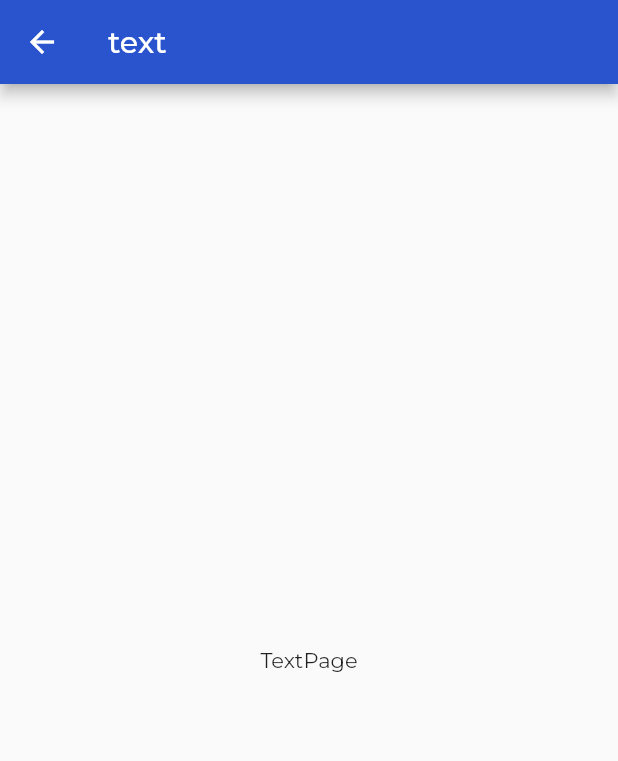
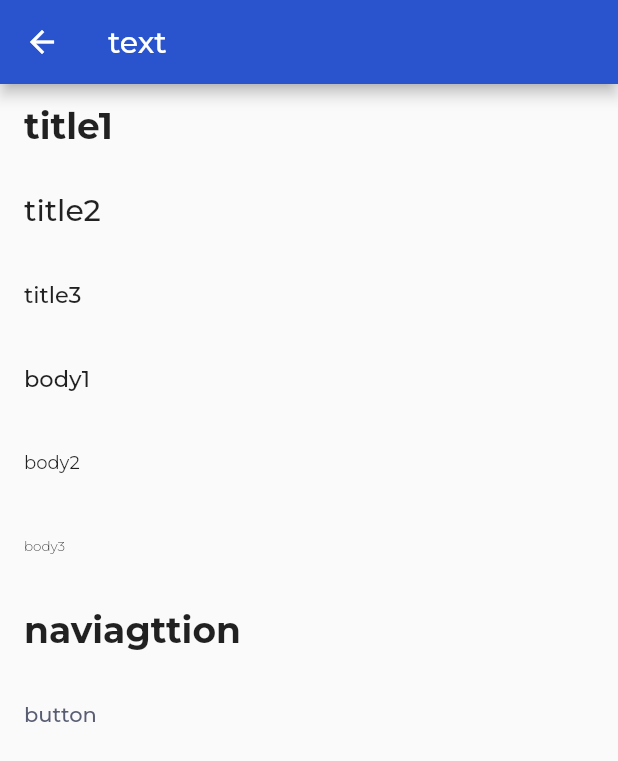
Before and after one commit to maojiu-bb/commerce, a Flutter app: the TextPage screen opened by its route, on a phone screen of 412 x 824 dp. Shown: the top 761 px of the screen. Run offline on Flutter 3.47's test engine with Material 2 defaults, Android fonts, the light colour scheme and no system bars; our stand-ins replace dio, get, package_info_plus, shared_preferences; accounts and stored records are empty.

Commit message:
feat -> add text widget

```diff
--- a/lib/common/widgets/index.dart
+++ b/lib/common/widgets/index.dart
@@ -1,3 +1,4 @@
 library widgets;
 
+export './index.dart';
 // export './xxxx.dart';
--- /dev/null
+++ b/lib/common/widgets/text.dart
@@ -0,0 +1,207 @@
+import 'package:flutter/material.dart';
+import 'package:woo_commerce/common/index.dart';
+
+/// 文字组件
+class TextWidget extends StatelessWidget {
+  /// 文字字符串
+  final String text;
+
+  /// 样式
+  final TextStyle? style;
+
+  /// 颜色
+  final Color? color;
+
+  /// 大小
+  final double? size;
+
+  /// 重量
+  final FontWeight? weight;
+
+  /// 行数
+  final int? maxLines;
+
+  /// 自动换行
+  final bool? softWrap;
+
+  /// 溢出
+  final TextOverflow? overflow;
+
+  /// 对齐方式
+  final TextAlign? textAlign;
+
+  const TextWidget({
+    Key? key,
+    required this.text,
+    this.style,
+    this.maxLines = 1,
+    this.softWrap = false,
+    this.overflow = TextOverflow.clip,
+    this.color,
+    this.size,
+    this.weight,
+    this.textAlign,
+  }) : super(key: key);
+
+  /// 文字 - 标题1
+  const TextWidget.title1(
+    this.text, {
+    Key? key,
+    this.maxLines = 1,
+    this.softWrap = false,
+    this.overflow = TextOverflow.clip,
+    this.color,
+    this.size,
+    this.weight,
+    this.textAlign,
+  })  : style = const TextStyle(
+          fontSize: 24,
+          fontWeight: FontWeight.bold,
+        ),
+        super(key: key);
+
+  /// 文字 - 标题2
+  const TextWidget.title2(
+    this.text, {
+    Key? key,
+    this.maxLines = 1,
+    this.softWrap = false,
+    this.overflow = TextOverflow.clip,
+    this.color,
+    this.size,
+    this.weight,
+    this.textAlign,
+  })  : style = const TextStyle(
+          fontSize: 20,
+          fontWeight: FontWeight.w500,
+        ),
+        super(key: key);
+
+  /// 文字 - 标题3
+  const TextWidget.title3(
+    this.text, {
+    Key? key,
+    this.maxLines = 1,
+    this.softWrap = false,
+    this.overflow = TextOverflow.clip,
+    this.color,
+    this.size,
+    this.weight,
+    this.textAlign,
+  })  : style = const TextStyle(
+          fontSize: 15,
+          fontWeight: FontWeight.w500,
+        ),
+        super(key: key);
+
+  /// 文字 - 正文1
+  const TextWidget.body1(
+    this.text, {
+    Key? key,
+    this.maxLines = 1,
+    this.softWrap = false,
+    this.overflow = TextOverflow.clip,
+    this.color,
+    this.size,
+    this.weight,
+    this.textAlign,
+  })  : style = const TextStyle(
+          fontSize: 15,
+          fontWeight: FontWeight.w500,
+        ),
+        super(key: key);
+
+  /// 文字 - 正文2
+  const TextWidget.body2(
+    this.text, {
+    Key? key,
+    this.maxLines = 1,
+    this.softWrap = false,
+    this.overflow = TextOverflow.clip,
+    this.color,
+    this.size,
+    this.weight,
+    this.textAlign,
+  })  : style = const TextStyle(
+          fontSize: 12,
+          fontWeight: FontWeight.w400,
+        ),
+        super(key: key);
+
+  /// 文字 - 正文3
+  const TextWidget.body3(
+    this.text, {
+    Key? key,
+    this.maxLines = 1,
+    this.softWrap = false,
+    this.overflow = TextOverflow.clip,
+    this.color,
+    this.size,
+    this.weight,
+    this.textAlign,
+  })  : style = const TextStyle(
+          fontSize: 9,
+          fontWeight: FontWeight.w300,
+        ),
+        super(key: key);
+
+  /// 文字 - 按钮
+  TextWidget.button({
+    Key? key,
+    required this.text,
+    this.maxLines = 1,
+    this.softWrap = false,
+    this.overflow = TextOverflow.clip,
+    Color? color,
+    this.size,
+    this.weight,
+    this.textAlign,
+  })  : color = color ?? AppColors.secondary,
+        style = TextStyle(
+          fontSize: 14,
+          fontWeight: FontWeight.w500,
+          color: color,
+        ),
+        super(key: key);
+
+  /// 文字 - 导航
+  const TextWidget.navigation({
+    Key? key,
+    required this.text,
+    this.maxLines = 1,
+    this.softWrap = false,
+    this.overflow = TextOverflow.clip,
+    this.color,
+    this.size,
+    this.weight,
+    this.textAlign,
+  })  : style = const TextStyle(
+          fontSize: 24,
+          fontWeight: FontWeight.w700,
+        ),
+        super(key: key);
+
+  @override
+  Widget build(BuildContext context) {
+    if (text == "") {
+      return const SizedBox();
+    }
+    return Text(
+      text,
+      style: style?.copyWith(
+            color: color,
+            fontSize: size,
+            fontWeight: weight,
+          ) ??
+          TextStyle(
+            color: color,
+            fontSize: size,
+            fontWeight: weight,
+          ),
+      overflow: overflow,
+      maxLines: maxLines,
+      softWrap: softWrap,
+      textAlign: textAlign,
+    );
+  }
+}
--- a/lib/pages/styles/styles_index/view.dart
+++ b/lib/pages/styles/styles_index/view.dart
@@ -18,12 +18,19 @@ class StylesIndexPage extends GetView<StylesIndexController> {
             "语言 : ${ConfigService.to.locale.toLanguageTag()}",
           ),
         ),
+
         // 主题切换
         ListTile(
           onTap: controller.onThemeSelected,
           title: Text(
             "主题 : ${ConfigService.to.isDarkModel ? "Dark" : "Light"}",
           ),
+        ),
+
+        // 文本
+        ListTile(
+          onTap: () => Get.toNamed(RouteNames.stylesText),
+          title: const Text("Text 文本"),
         ),
       ],
     );
--- a/lib/pages/styles/text/view.dart
+++ b/lib/pages/styles/text/view.dart
@@ -1,5 +1,6 @@
 import 'package:flutter/material.dart';
 import 'package:get/get.dart';
+import 'package:woo_commerce/common/widgets/text.dart';
 
 import 'index.dart';
 
@@ -8,8 +9,17 @@ class TextPage extends GetView<TextController> {
 
   // 主视图
   Widget _buildView() {
-    return const Center(
-      child: Text("TextPage"),
+    return ListView(
+      children: [
+        const ListTile(title: TextWidget.title1("title1")),
+        const ListTile(title: TextWidget.title2("title2")),
+        const ListTile(title: TextWidget.title3("title3")),
+        const ListTile(title: TextWidget.body1("body1")),
+        const ListTile(title: TextWidget.body2("body2")),
+        const ListTile(title: TextWidget.body3("body3")),
+        const ListTile(title: TextWidget.navigation(text: 'naviagttion')),
+        ListTile(title: TextWidget.button(text: 'button')),
+      ],
     );
   }
 
```
